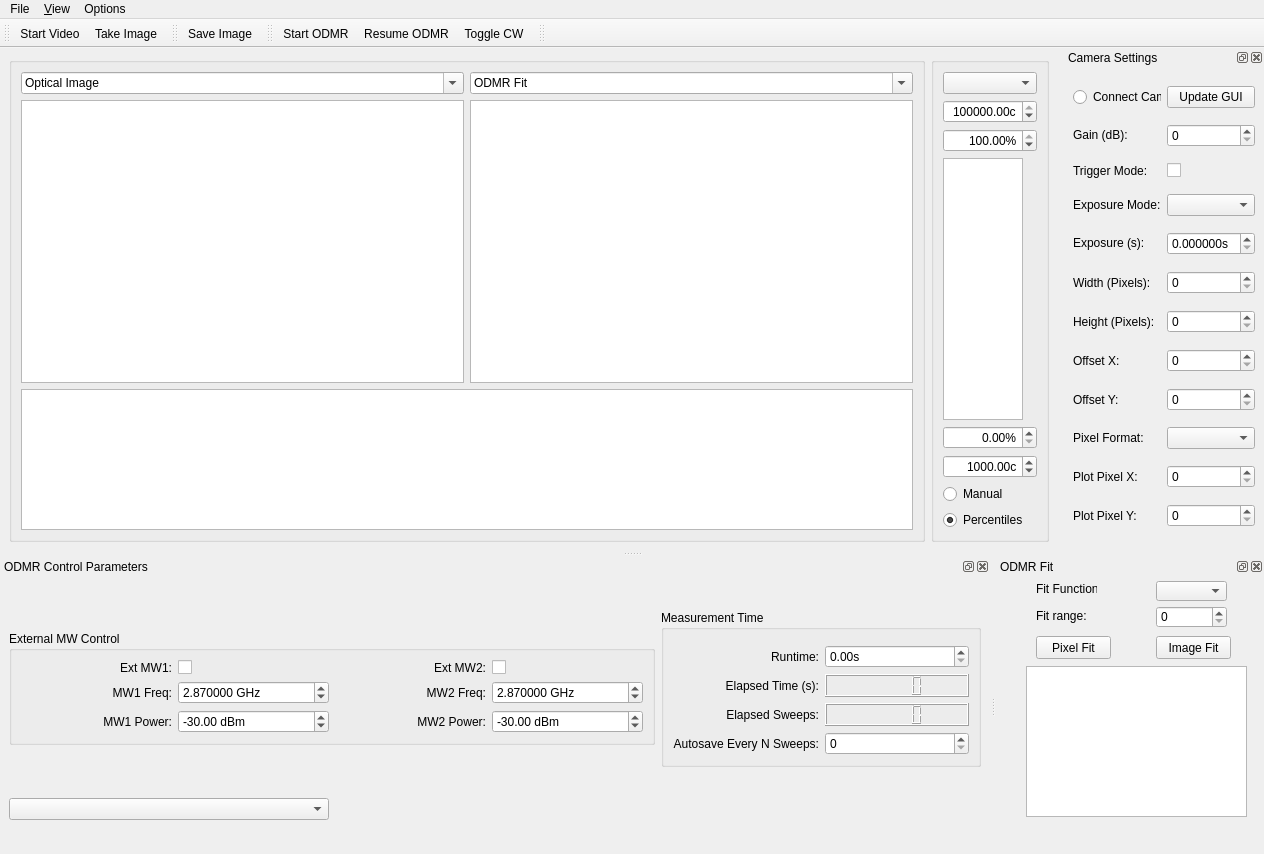
This is gui/odmr/ui_odmrgui_camera.ui in gerald00627/qudi as Qt 5 draws it before an edit. The edited form follows.
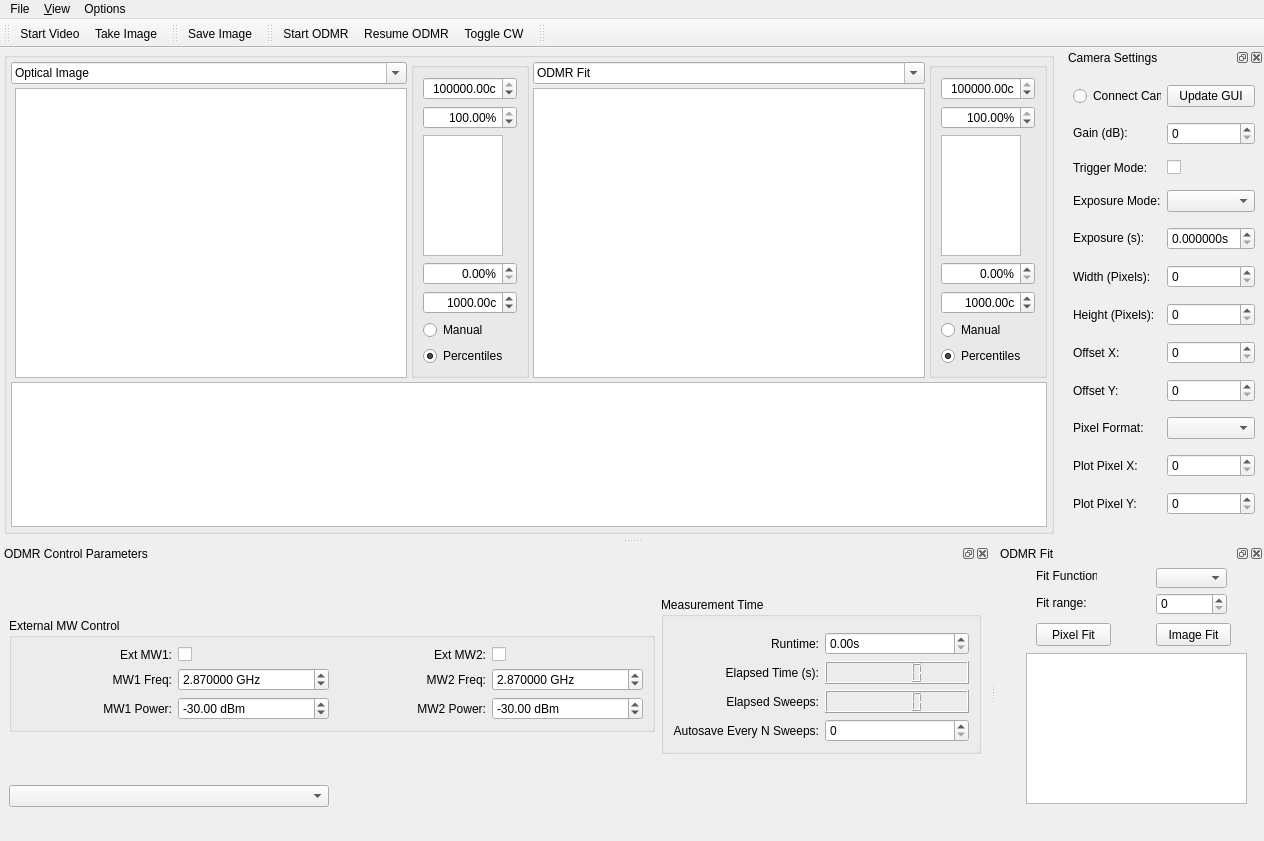
This is the edited form. Icons and pictures are not drawn. Custom widgets are drawn as their Qt base class.

Commit message:
Image Fit Changes
Added Image Fit

The edit to the form file:
```diff
--- a/gui/odmr/ui_odmrgui_camera.ui
+++ b/gui/odmr/ui_odmrgui_camera.ui
@@ -7,7 +7,7 @@
     <x>0</x>
     <y>0</y>
     <width>1262</width>
-    <height>854</height>
+    <height>841</height>
    </rect>
   </property>
   <property name="sizePolicy">
@@ -27,6 +27,21 @@
     </sizepolicy>
    </property>
    <layout class="QGridLayout" name="gridLayout_9">
+    <property name="leftMargin">
+     <number>4</number>
+    </property>
+    <property name="topMargin">
+     <number>4</number>
+    </property>
+    <property name="rightMargin">
+     <number>4</number>
+    </property>
+    <property name="bottomMargin">
+     <number>4</number>
+    </property>
+    <property name="spacing">
+     <number>4</number>
+    </property>
     <item row="0" column="0">
      <widget class="QGroupBox" name="groupBox_3">
       <property name="sizePolicy">
@@ -39,28 +54,27 @@
        <string/>
       </property>
       <layout class="QGridLayout" name="gridLayout_6">
+       <property name="sizeConstraint">
+        <enum>QLayout::SetDefaultConstraint</enum>
+       </property>
+       <property name="leftMargin">
+        <number>4</number>
+       </property>
+       <property name="topMargin">
+        <number>4</number>
+       </property>
+       <property name="rightMargin">
+        <number>4</number>
+       </property>
+       <property name="bottomMargin">
+        <number>4</number>
+       </property>
+       <property name="spacing">
+        <number>4</number>
+       </property>
        <item row="0" column="0">
         <layout class="QGridLayout" name="gridLayout_4">
-         <item row="1" column="0">
-          <widget class="PlotWidget" name="image_PlotWidget">
-           <property name="sizePolicy">
-            <sizepolicy hsizetype="Preferred" vsizetype="Preferred">
-             <horstretch>1</horstretch>
-             <verstretch>2</verstretch>
-            </sizepolicy>
-           </property>
-           <property name="minimumSize">
-            <size>
-             <width>0</width>
-             <height>0</height>
-            </size>
-           </property>
-           <property name="transformationAnchor">
-            <enum>QGraphicsView::AnchorUnderMouse</enum>
-           </property>
-          </widget>
-         </item>
-         <item row="0" column="1">
+         <item row="0" column="3">
           <widget class="QComboBox" name="comboBox">
            <property name="editable">
             <bool>true</bool>
@@ -70,39 +84,7 @@
            </property>
           </widget>
          </item>
-         <item row="1" column="1">
-          <widget class="PlotWidget" name="image_fit_PlotWidget">
-           <property name="sizePolicy">
-            <sizepolicy hsizetype="Preferred" vsizetype="Preferred">
-             <horstretch>1</horstretch>
-             <verstretch>2</verstretch>
-            </sizepolicy>
-           </property>
-           <property name="minimumSize">
-            <size>
-             <width>0</width>
-             <height>0</height>
-            </size>
-           </property>
-           <property name="transformationAnchor">
-            <enum>QGraphicsView::AnchorUnderMouse</enum>
-           </property>
-          </widget>
-         </item>
-         <item row="2" column="0" colspan="2">
-          <widget class="PlotWidget" name="odmr_PlotWidget">
-           <property name="sizePolicy">
-            <sizepolicy hsizetype="Preferred" vsizetype="Preferred">
-             <horstretch>0</horstretch>
-             <verstretch>1</verstretch>
-            </sizepolicy>
-           </property>
-           <property name="toolTipDuration">
-            <number>1</number>
-           </property>
-          </widget>
-         </item>
-         <item row="0" column="0">
+         <item row="0" column="0" colspan="2">
           <widget class="QComboBox" name="comboBox_2">
            <property name="editable">
             <bool>true</bool>
@@ -112,12 +94,45 @@
            </property>
           </widget>
          </item>
-        </layout>
-       </item>
-      </layout>
-     </widget>
-    </item>
-    <item row="0" column="1">
+         <item row="1" column="1">
+          <widget class="PlotWidget" name="image_PlotWidget">
+           <property name="sizePolicy">
+            <sizepolicy hsizetype="Preferred" vsizetype="Preferred">
+             <horstretch>1</horstretch>
+             <verstretch>2</verstretch>
+            </sizepolicy>
+           </property>
+           <property name="minimumSize">
+            <size>
+             <width>0</width>
+             <height>0</height>
+            </size>
+           </property>
+           <property name="transformationAnchor">
+            <enum>QGraphicsView::AnchorUnderMouse</enum>
+           </property>
+          </widget>
+         </item>
+         <item row="1" column="3">
+          <widget class="PlotWidget" name="image_fit_PlotWidget">
+           <property name="sizePolicy">
+            <sizepolicy hsizetype="Preferred" vsizetype="Preferred">
+             <horstretch>1</horstretch>
+             <verstretch>2</verstretch>
+            </sizepolicy>
+           </property>
+           <property name="minimumSize">
+            <size>
+             <width>0</width>
+             <height>0</height>
+            </size>
+           </property>
+           <property name="transformationAnchor">
+            <enum>QGraphicsView::AnchorUnderMouse</enum>
+           </property>
+          </widget>
+         </item>
+         <item row="0" column="2" rowspan="2">
      <widget class="QGroupBox" name="groupBox_4">
       <property name="enabled">
        <bool>true</bool>
@@ -132,53 +147,7 @@
        <string/>
       </property>
       <layout class="QGridLayout" name="gridLayout_7">
-       <item row="0" column="0">
-        <widget class="QComboBox" name="odmr_channel_ComboBox"/>
-       </item>
        <item row="1" column="0">
-        <widget class="ScienDSpinBox" name="xy_cb_max_DoubleSpinBox">
-         <property name="sizePolicy">
-          <sizepolicy hsizetype="Fixed" vsizetype="Fixed">
-           <horstretch>0</horstretch>
-           <verstretch>0</verstretch>
-          </sizepolicy>
-         </property>
-         <property name="maximumSize">
-          <size>
-           <width>100</width>
-           <height>16777215</height>
-          </size>
-         </property>
-         <property name="mouseTracking">
-          <bool>true</bool>
-         </property>
-         <property name="acceptDrops">
-          <bool>true</bool>
-         </property>
-         <property name="alignment">
-          <set>Qt::AlignRight|Qt::AlignTrailing|Qt::AlignVCenter</set>
-         </property>
-         <property name="accelerated">
-          <bool>true</bool>
-         </property>
-         <property name="suffix">
-          <string>c</string>
-         </property>
-         <property name="decimals">
-          <number>2</number>
-         </property>
-         <property name="minimum">
-          <double>-1000000000.000000000000000</double>
-         </property>
-         <property name="maximum">
-          <double>1000000000.000000000000000</double>
-         </property>
-         <property name="value">
-          <double>100000.000000000000000</double>
-         </property>
-        </widget>
-       </item>
-       <item row="2" column="0">
         <widget class="ScienDSpinBox" name="xy_cb_high_percentile_DoubleSpinBox">
          <property name="maximumSize">
           <size>
@@ -210,22 +179,6 @@
         </widget>
        </item>
        <item row="3" column="0">
-        <widget class="PlotWidget" name="xy_cb_PlotWidget">
-         <property name="sizePolicy">
-          <sizepolicy hsizetype="Expanding" vsizetype="Expanding">
-           <horstretch>0</horstretch>
-           <verstretch>0</verstretch>
-          </sizepolicy>
-         </property>
-         <property name="maximumSize">
-          <size>
-           <width>80</width>
-           <height>16777215</height>
-          </size>
-         </property>
-        </widget>
-       </item>
-       <item row="4" column="0">
         <widget class="ScienDSpinBox" name="xy_cb_low_percentile_DoubleSpinBox">
          <property name="maximumSize">
           <size>
@@ -256,60 +209,23 @@
          </property>
         </widget>
        </item>
-       <item row="5" column="0">
-        <widget class="ScienDSpinBox" name="xy_cb_min_DoubleSpinBox">
+            <item row="2" column="0">
+             <widget class="PlotWidget" name="xy_cb_PlotWidget">
          <property name="sizePolicy">
-          <sizepolicy hsizetype="Fixed" vsizetype="Fixed">
+               <sizepolicy hsizetype="Expanding" vsizetype="Expanding">
            <horstretch>0</horstretch>
            <verstretch>0</verstretch>
           </sizepolicy>
          </property>
          <property name="maximumSize">
           <size>
-           <width>100</width>
+                <width>80</width>
            <height>16777215</height>
           </size>
          </property>
-         <property name="mouseTracking">
-          <bool>true</bool>
-         </property>
-         <property name="acceptDrops">
-          <bool>true</bool>
-         </property>
-         <property name="alignment">
-          <set>Qt::AlignRight|Qt::AlignTrailing|Qt::AlignVCenter</set>
-         </property>
-         <property name="accelerated">
-          <bool>true</bool>
-         </property>
-         <property name="suffix">
-          <string>c</string>
-         </property>
-         <property name="decimals">
-          <number>2</number>
-         </property>
-         <property name="minimum">
-          <double>-1000000000.000000000000000</double>
-         </property>
-         <property name="maximum">
-          <double>10000000.000000000000000</double>
-         </property>
-         <property name="value">
-          <double>1000.000000000000000</double>
-         </property>
         </widget>
        </item>
        <item row="6" column="0">
-        <widget class="QRadioButton" name="xy_cb_manual_RadioButton">
-         <property name="text">
-          <string>Manual</string>
-         </property>
-         <property name="checked">
-          <bool>false</bool>
-         </property>
-        </widget>
-       </item>
-       <item row="7" column="0">
         <widget class="QRadioButton" name="xy_cb_centiles_RadioButton">
          <property name="text">
           <string>Percentiles</string>
@@ -319,6 +235,322 @@
          </property>
         </widget>
        </item>
+            <item row="5" column="0">
+             <widget class="QRadioButton" name="xy_cb_manual_RadioButton">
+              <property name="text">
+               <string>Manual</string>
+              </property>
+              <property name="checked">
+               <bool>false</bool>
+              </property>
+             </widget>
+            </item>
+            <item row="4" column="0">
+             <widget class="ScienDSpinBox" name="xy_cb_min_DoubleSpinBox">
+              <property name="sizePolicy">
+               <sizepolicy hsizetype="Fixed" vsizetype="Fixed">
+                <horstretch>0</horstretch>
+                <verstretch>0</verstretch>
+               </sizepolicy>
+              </property>
+              <property name="maximumSize">
+               <size>
+                <width>100</width>
+                <height>16777215</height>
+               </size>
+              </property>
+              <property name="mouseTracking">
+               <bool>true</bool>
+              </property>
+              <property name="acceptDrops">
+               <bool>true</bool>
+              </property>
+              <property name="alignment">
+               <set>Qt::AlignRight|Qt::AlignTrailing|Qt::AlignVCenter</set>
+              </property>
+              <property name="accelerated">
+               <bool>true</bool>
+              </property>
+              <property name="suffix">
+               <string>c</string>
+              </property>
+              <property name="decimals">
+               <number>2</number>
+              </property>
+              <property name="minimum">
+               <double>-1000000000.000000000000000</double>
+              </property>
+              <property name="maximum">
+               <double>10000000.000000000000000</double>
+              </property>
+              <property name="value">
+               <double>1000.000000000000000</double>
+              </property>
+             </widget>
+            </item>
+            <item row="0" column="0">
+             <widget class="ScienDSpinBox" name="xy_cb_max_DoubleSpinBox">
+              <property name="sizePolicy">
+               <sizepolicy hsizetype="Fixed" vsizetype="Fixed">
+                <horstretch>0</horstretch>
+                <verstretch>0</verstretch>
+               </sizepolicy>
+              </property>
+              <property name="maximumSize">
+               <size>
+                <width>100</width>
+                <height>16777215</height>
+               </size>
+              </property>
+              <property name="mouseTracking">
+               <bool>true</bool>
+              </property>
+              <property name="acceptDrops">
+               <bool>true</bool>
+              </property>
+              <property name="alignment">
+               <set>Qt::AlignRight|Qt::AlignTrailing|Qt::AlignVCenter</set>
+              </property>
+              <property name="accelerated">
+               <bool>true</bool>
+              </property>
+              <property name="suffix">
+               <string>c</string>
+              </property>
+              <property name="decimals">
+               <number>2</number>
+              </property>
+              <property name="minimum">
+               <double>-1000000000.000000000000000</double>
+              </property>
+              <property name="maximum">
+               <double>1000000000.000000000000000</double>
+              </property>
+              <property name="value">
+               <double>100000.000000000000000</double>
+              </property>
+             </widget>
+            </item>
+           </layout>
+          </widget>
+         </item>
+         <item row="0" column="4" rowspan="2">
+          <widget class="QGroupBox" name="groupBox_5">
+           <property name="enabled">
+            <bool>true</bool>
+           </property>
+           <property name="sizePolicy">
+            <sizepolicy hsizetype="Fixed" vsizetype="Preferred">
+             <horstretch>0</horstretch>
+             <verstretch>0</verstretch>
+            </sizepolicy>
+           </property>
+           <property name="title">
+            <string/>
+           </property>
+           <layout class="QGridLayout" name="gridLayout_10">
+            <item row="2" column="0">
+             <widget class="PlotWidget" name="fit_xy_cb_PlotWidget">
+              <property name="sizePolicy">
+               <sizepolicy hsizetype="Expanding" vsizetype="Expanding">
+                <horstretch>0</horstretch>
+                <verstretch>0</verstretch>
+               </sizepolicy>
+              </property>
+              <property name="maximumSize">
+               <size>
+                <width>80</width>
+                <height>16777215</height>
+               </size>
+              </property>
+             </widget>
+            </item>
+            <item row="4" column="0">
+             <widget class="ScienDSpinBox" name="fit_xy_cb_min_DoubleSpinBox">
+              <property name="sizePolicy">
+               <sizepolicy hsizetype="Fixed" vsizetype="Fixed">
+                <horstretch>0</horstretch>
+                <verstretch>0</verstretch>
+               </sizepolicy>
+              </property>
+              <property name="maximumSize">
+               <size>
+                <width>100</width>
+                <height>16777215</height>
+               </size>
+              </property>
+              <property name="mouseTracking">
+               <bool>true</bool>
+              </property>
+              <property name="acceptDrops">
+               <bool>true</bool>
+              </property>
+              <property name="alignment">
+               <set>Qt::AlignRight|Qt::AlignTrailing|Qt::AlignVCenter</set>
+              </property>
+              <property name="accelerated">
+               <bool>true</bool>
+              </property>
+              <property name="suffix">
+               <string>c</string>
+              </property>
+              <property name="decimals">
+               <number>2</number>
+              </property>
+              <property name="minimum">
+               <double>-1000000000.000000000000000</double>
+              </property>
+              <property name="maximum">
+               <double>10000000.000000000000000</double>
+              </property>
+              <property name="value">
+               <double>1000.000000000000000</double>
+              </property>
+             </widget>
+            </item>
+            <item row="3" column="0">
+             <widget class="ScienDSpinBox" name="fit_xy_cb_low_percentile_DoubleSpinBox">
+              <property name="maximumSize">
+               <size>
+                <width>100</width>
+                <height>16777215</height>
+               </size>
+              </property>
+              <property name="alignment">
+               <set>Qt::AlignRight|Qt::AlignTrailing|Qt::AlignVCenter</set>
+              </property>
+              <property name="suffix">
+               <string>%</string>
+              </property>
+              <property name="decimals">
+               <number>2</number>
+              </property>
+              <property name="minimum">
+               <double>0.000000000000000</double>
+              </property>
+              <property name="maximum">
+               <double>100.000000000000000</double>
+              </property>
+              <property name="singleStep">
+               <double>0.100000000000000</double>
+              </property>
+              <property name="value">
+               <double>0.000000000000000</double>
+              </property>
+             </widget>
+            </item>
+            <item row="5" column="0">
+             <widget class="QRadioButton" name="fit_xy_cb_manual_RadioButton">
+              <property name="text">
+               <string>Manual</string>
+              </property>
+              <property name="checked">
+               <bool>false</bool>
+              </property>
+             </widget>
+            </item>
+            <item row="6" column="0">
+             <widget class="QRadioButton" name="fit_xy_cb_centiles_RadioButton">
+              <property name="text">
+               <string>Percentiles</string>
+              </property>
+              <property name="checked">
+               <bool>true</bool>
+              </property>
+             </widget>
+            </item>
+            <item row="1" column="0">
+             <widget class="ScienDSpinBox" name="fit_xy_cb_high_percentile_DoubleSpinBox">
+              <property name="maximumSize">
+               <size>
+                <width>100</width>
+                <height>16777215</height>
+               </size>
+              </property>
+              <property name="alignment">
+               <set>Qt::AlignRight|Qt::AlignTrailing|Qt::AlignVCenter</set>
+              </property>
+              <property name="suffix">
+               <string>%</string>
+              </property>
+              <property name="decimals">
+               <number>2</number>
+              </property>
+              <property name="minimum">
+               <double>0.000000000000000</double>
+              </property>
+              <property name="maximum">
+               <double>100.000000000000000</double>
+              </property>
+              <property name="singleStep">
+               <double>0.100000000000000</double>
+              </property>
+              <property name="value">
+               <double>100.000000000000000</double>
+              </property>
+             </widget>
+            </item>
+            <item row="0" column="0">
+             <widget class="ScienDSpinBox" name="fit_xy_cb_max_DoubleSpinBox">
+              <property name="sizePolicy">
+               <sizepolicy hsizetype="Fixed" vsizetype="Fixed">
+                <horstretch>0</horstretch>
+                <verstretch>0</verstretch>
+               </sizepolicy>
+              </property>
+              <property name="maximumSize">
+               <size>
+                <width>100</width>
+                <height>16777215</height>
+               </size>
+              </property>
+              <property name="mouseTracking">
+               <bool>true</bool>
+              </property>
+              <property name="acceptDrops">
+               <bool>true</bool>
+              </property>
+              <property name="alignment">
+               <set>Qt::AlignRight|Qt::AlignTrailing|Qt::AlignVCenter</set>
+              </property>
+              <property name="accelerated">
+               <bool>true</bool>
+              </property>
+              <property name="suffix">
+               <string>c</string>
+              </property>
+              <property name="decimals">
+               <number>2</number>
+              </property>
+              <property name="minimum">
+               <double>-1000000000.000000000000000</double>
+              </property>
+              <property name="maximum">
+               <double>1000000000.000000000000000</double>
+              </property>
+              <property name="value">
+               <double>100000.000000000000000</double>
+              </property>
+             </widget>
+            </item>
+           </layout>
+          </widget>
+         </item>
+         <item row="2" column="0" colspan="5">
+          <widget class="PlotWidget" name="odmr_PlotWidget">
+           <property name="sizePolicy">
+            <sizepolicy hsizetype="Preferred" vsizetype="Preferred">
+             <horstretch>0</horstretch>
+             <verstretch>1</verstretch>
+            </sizepolicy>
+           </property>
+           <property name="toolTipDuration">
+            <number>1</number>
+           </property>
+          </widget>
+         </item>
+        </layout>
+       </item>
       </layout>
      </widget>
     </item>
```
Left out of the diff: 7 changed lines with no effect on the pictures. Lines whose indentation alone changed are shown as unchanged. The commit also changes 12 other files.
